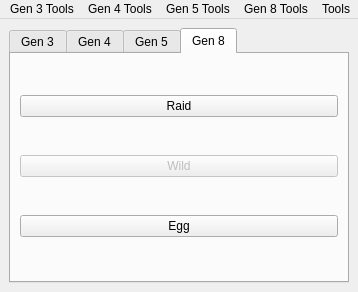
The window that Source/Forms/MainWindow.ui (Admiral-Fish/PokeFinder) describes before a commit, drawn with Qt 5.
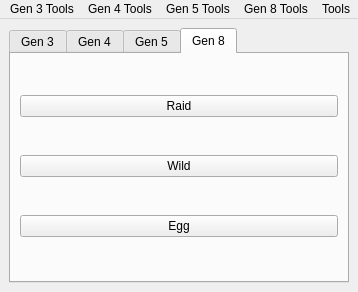
The same window after the commit. The open tabs and pages were chosen to show the change. Icons and pictures are not drawn.

Diff of the .ui file:
```diff
--- a/Source/Forms/MainWindow.ui
+++ b/Source/Forms/MainWindow.ui
@@ -164,9 +164,6 @@
        <layout class="QGridLayout" name="gridLayout_9">
         <item row="1" column="0">
          <widget class="QPushButton" name="pushButtonWild8">
-          <property name="enabled">
-           <bool>false</bool>
-          </property>
           <property name="text">
            <string>Wild</string>
           </property>
```
